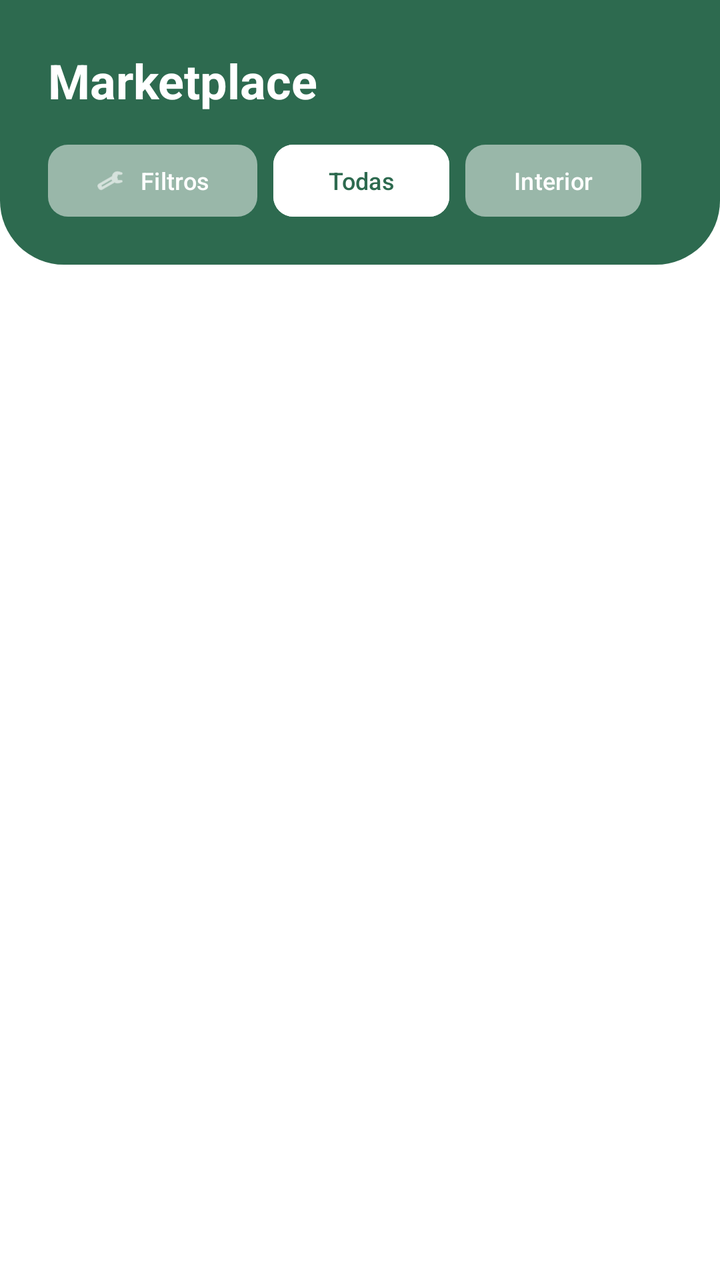
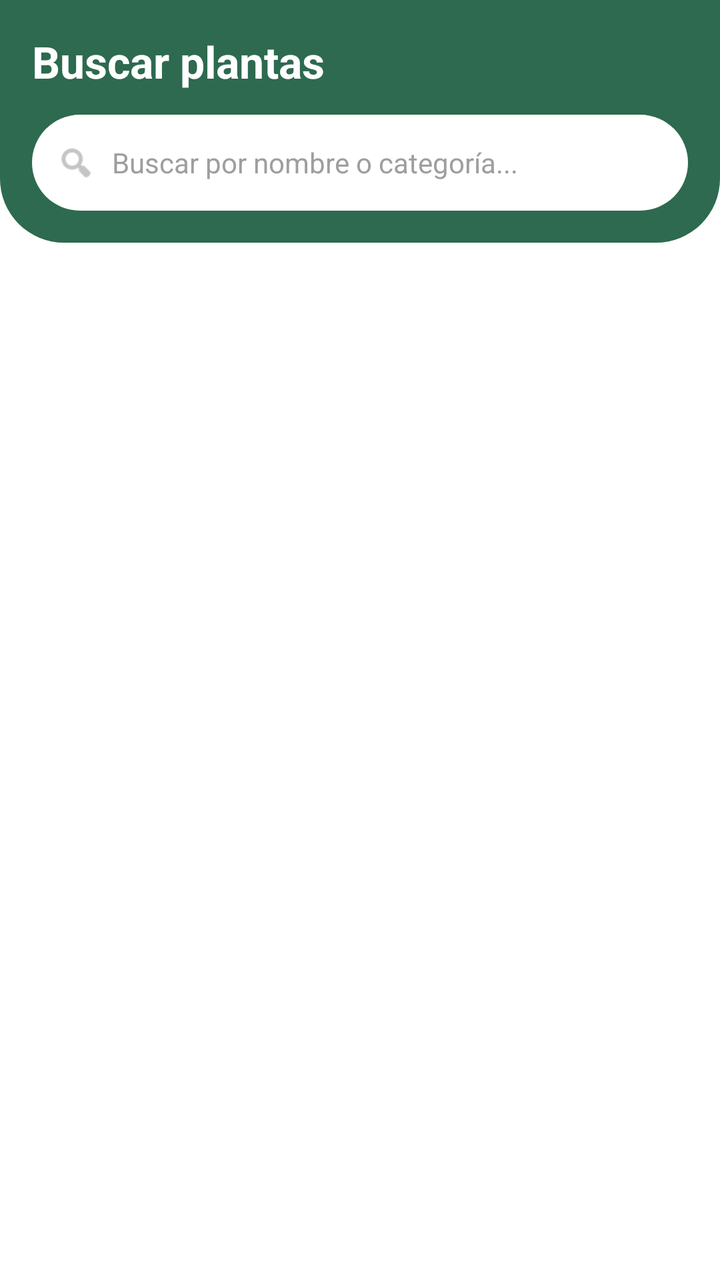

The first picture is an Android layout as it rendered before a commit; the second is the same layout after the commit. The layout source and the unified diff follow.
<!-- AndroidManifest.xml: application theme Theme.Plantifyapp -->
<!-- res/layout/fragment_search.xml -->
<?xml version="1.0" encoding="utf-8"?>
<androidx.constraintlayout.widget.ConstraintLayout xmlns:android="http://schemas.android.com/apk/res/android"
    xmlns:app="http://schemas.android.com/apk/res-auto"
    xmlns:tools="http://schemas.android.com/tools"
    android:layout_width="match_parent"
    android:layout_height="match_parent"
    android:background="@color/white">

    
    <LinearLayout
        android:id="@+id/headerSearch"
        android:layout_width="match_parent"
        android:layout_height="wrap_content"
        android:background="@drawable/bg_header"
        android:orientation="vertical"
        android:padding="24dp"
        app:layout_constraintTop_toTopOf="parent">

        <TextView
            android:layout_width="wrap_content"
            android:layout_height="wrap_content"
            android:text="Marketplace"
            android:textColor="@color/white"
            android:textSize="24sp"
            android:textStyle="bold" />

        <HorizontalScrollView
            android:layout_width="match_parent"
            android:layout_height="wrap_content"
            android:layout_marginTop="16dp"
            android:scrollbars="none">

            <LinearLayout
                android:layout_width="wrap_content"
                android:layout_height="wrap_content"
                android:orientation="horizontal">

                <Button
                    android:layout_width="wrap_content"
                    android:layout_height="36dp"
                    android:layout_marginEnd="8dp"
                    android:backgroundTint="#4DFFFFFF"
                    android:insetTop="0dp"
                    android:insetBottom="0dp"
                    android:text="Filtros"
                    android:textAllCaps="false"
                    android:textSize="12sp"
                    app:cornerRadius="10dp"
                    app:icon="@android:drawable/ic_menu_manage"
                    app:iconSize="14dp" />

                <Button
                    android:layout_width="wrap_content"
                    android:layout_height="36dp"
                    android:layout_marginEnd="8dp"
                    android:backgroundTint="@color/white"
                    android:insetTop="0dp"
                    android:insetBottom="0dp"
                    android:text="Todas"
                    android:textAllCaps="false"
                    android:textColor="@color/green_primary"
                    android:textSize="12sp"
                    app:cornerRadius="10dp" />

                <Button
                    android:layout_width="wrap_content"
                    android:layout_height="36dp"
                    android:layout_marginEnd="8dp"
                    android:backgroundTint="#4DFFFFFF"
                    android:insetTop="0dp"
                    android:insetBottom="0dp"
                    android:text="Interior"
                    android:textAllCaps="false"
                    android:textSize="12sp"
                    app:cornerRadius="10dp" />
            </LinearLayout>
        </HorizontalScrollView>
    </LinearLayout>

    <androidx.recyclerview.widget.RecyclerView
        android:id="@+id/rvMarketplace"
        android:layout_width="match_parent"
        android:layout_height="0dp"
        android:clipToPadding="false"
        android:padding="8dp"
        app:layoutManager="androidx.recyclerview.widget.GridLayoutManager"
        app:spanCount="2"
        app:layout_constraintBottom_toBottomOf="parent"
        app:layout_constraintTop_toBottomOf="@id/headerSearch"
        tools:listitem="@layout/item_plant_card" />

</androidx.constraintlayout.widget.ConstraintLayout>
<!-- res/layout/item_plant_card.xml (included above) -->
<?xml version="1.0" encoding="utf-8"?>
<androidx.cardview.widget.CardView xmlns:android="http://schemas.android.com/apk/res/android"
    xmlns:app="http://schemas.android.com/apk/res-auto"
    android:layout_width="160dp"
    android:layout_height="wrap_content"
    android:layout_margin="8dp"
    app:cardCornerRadius="20dp"
    app:cardElevation="2dp">

    <LinearLayout
        android:layout_width="match_parent"
        android:layout_height="wrap_content"
        android:orientation="vertical">

        <RelativeLayout
            android:layout_width="match_parent"
            android:layout_height="140dp">

            <ImageView
                android:id="@+id/ivPlantImage"
                android:layout_width="match_parent"
                android:layout_height="match_parent"
                android:scaleType="centerCrop"
                android:src="@android:drawable/ic_menu_gallery" />

            <TextView
                android:id="@+id/tvPrice"
                android:layout_width="wrap_content"
                android:layout_height="wrap_content"
                android:layout_alignParentEnd="true"
                android:layout_margin="10dp"
                android:background="@drawable/bg_search_bar"
                android:paddingHorizontal="8dp"
                android:paddingVertical="4dp"
                android:text="$25.00"
                android:textColor="@color/text_primary"
                android:textSize="12sp"
                android:textStyle="bold" />
        </RelativeLayout>

        <LinearLayout
            android:layout_width="match_parent"
            android:layout_height="wrap_content"
            android:orientation="vertical"
            android:padding="12dp">

            <TextView
                android:id="@+id/tvPlantName"
                android:layout_width="match_parent"
                android:layout_height="wrap_content"
                android:text="Nombre Planta"
                android:textColor="@color/text_primary"
                android:textSize="14sp"
                android:textStyle="bold" />

            <TextView
                android:id="@+id/tvPlantScientific"
                android:layout_width="match_parent"
                android:layout_height="wrap_content"
                android:text="Scientific name"
                android:textColor="@color/gray_medium"
                android:textSize="11sp"
                android:fontStyle="italic" />

            <LinearLayout
                android:layout_width="match_parent"
                android:layout_height="wrap_content"
                android:layout_marginTop="4dp"
                android:gravity="center_vertical"
                android:orientation="horizontal">

                <ImageView
                    android:layout_width="12dp"
                    android:layout_height="12dp"
                    android:src="@android:drawable/btn_star_big_on"
                    app:tint="@color/orange_accent" />

                <TextView
                    android:id="@+id/tvRating"
                    android:layout_width="wrap_content"
                    android:layout_height="wrap_content"
                    android:layout_marginStart="4dp"
                    android:text="4.8"
                    android:textColor="@color/text_primary"
                    android:textSize="12sp"
                    android:textStyle="bold" />

                <TextView
                    android:id="@+id/tvReviews"
                    android:layout_width="wrap_content"
                    android:layout_height="wrap_content"
                    android:layout_marginStart="4dp"
                    android:text="(124)"
                    android:textColor="@color/gray_medium"
                    android:textSize="11sp" />
            </LinearLayout>

            <Button
                android:id="@+id/btnAddToCart"
                android:layout_width="match_parent"
                android:layout_height="36dp"
                android:layout_marginTop="8dp"
                android:backgroundTint="@color/green_primary"
                android:insetTop="0dp"
                android:insetBottom="0dp"
                android:text="Añadir"
                android:textAllCaps="false"
                android:textSize="12sp"
                app:cornerRadius="10dp" />
        </LinearLayout>
    </LinearLayout>
</androidx.cardview.widget.CardView>
<!-- resources referenced by this layout -->
<resources>
  <color name="gray_medium">#9E9E9E</color>
  <color name="green_primary">#2D6A4F</color>
  <color name="orange_accent">#FFB703</color>
  <color name="text_primary">#1B4332</color>
  <color name="white">#FFFFFFFF</color>
  <!-- drawable bg_header (drawable) -->
  <?xml version="1.0" encoding="utf-8"?>
  <shape xmlns:android="http://schemas.android.com/apk/res/android">
      <solid android:color="@color/green_primary" />
      <corners
          android:bottomLeftRadius="32dp"
          android:bottomRightRadius="32dp" />
  </shape>
  <!-- drawable bg_search_bar (drawable) -->
  <?xml version="1.0" encoding="utf-8"?>
  <shape xmlns:android="http://schemas.android.com/apk/res/android">
      <solid android:color="@color/white" />
      <corners android:radius="25dp" />
  </shape>
  <style name="Theme.Plantifyapp" parent="Base.Theme.Plantifyapp" />
  <style name="Base.Theme.Plantifyapp" parent="Theme.Material3.DayNight.NoActionBar">
          
          
      </style>
</resources>

<!-- the commit's change to res/layout/fragment_search.xml (unified diff, before → after) -->
@@ -1,205 +1,117 @@
 <?xml version="1.0" encoding="utf-8"?>
-<androidx.constraintlayout.widget.ConstraintLayout xmlns:android="http://schemas.android.com/apk/res/android"
+<LinearLayout
+    xmlns:android="http://schemas.android.com/apk/res/android"
     xmlns:app="http://schemas.android.com/apk/res-auto"
-    xmlns:tools="http://schemas.android.com/tools"
     android:layout_width="match_parent"
     android:layout_height="match_parent"
+    android:orientation="vertical"
     android:background="@color/white">
 
     
     <LinearLayout
-        android:id="@+id/headerSearch"
         android:layout_width="match_parent"
         android:layout_height="wrap_content"
         android:background="@drawable/bg_header"
         android:orientation="vertical"
-        android:padding="24dp"
-        app:layout_constraintTop_toTopOf="parent">
+        android:padding="16dp">
 
         <TextView
             android:layout_width="wrap_content"
             android:layout_height="wrap_content"
-            android:text="Marketplace"
+            android:text="Buscar plantas"
             android:textColor="@color/white"
-            android:textSize="24sp"
-            android:textStyle="bold" />
+            android:textSize="22sp"
+            android:textStyle="bold"
+            android:layout_marginBottom="12dp"/>
 
-        <HorizontalScrollView
+        
+        <LinearLayout
             android:layout_width="match_parent"
-            android:layout_height="wrap_content"
-            android:layout_marginTop="16dp"
-            android:scrollbars="none">
+            android:layout_height="48dp"
+            android:background="@drawable/bg_search_bar"
+            android:gravity="center_vertical"
+            android:paddingHorizontal="12dp"
+            android:orientation="horizontal">
 
-            <LinearLayout
-                android:layout_width="wrap_content"
-                android:layout_height="wrap_content"
-                android:orientation="horizontal">
+            <ImageView
+                android:layout_width="20dp"
+                android:layout_height="20dp"
+                android:src="@android:drawable/ic_menu_search"
+                app:tint="@color/gray_medium"/>
 
-                <Button
-                    android:layout_width="wrap_content"
-                    android:layout_height="36dp"
-                    android:layout_marginEnd="8dp"
-                    android:backgroundTint="#4DFFFFFF"
-                    android:insetTop="0dp"
-                    android:insetBottom="0dp"
-                    android:text="Filtros"
-                    android:textAllCaps="false"
-                    android:textSize="12sp"
-                    app:cornerRadius="10dp"
-                    app:icon="@android:drawable/ic_menu_manage"
-                    app:iconSize="14dp" />
-
-                <Button
-                    android:layout_width="wrap_content"
-                    android:layout_height="36dp"
-                    android:layout_marginEnd="8dp"
-                    android:backgroundTint="@color/white"
-                    android:insetTop="0dp"
-                    android:insetBottom="0dp"
-                    android:text="Todas"
-                    android:textAllCaps="false"
-                    android:textColor="@color/green_primary"
-                    android:textSize="12sp"
-                    app:cornerRadius="10dp" />
-
-                <Button
-                    android:layout_width="wrap_content"
-                    android:layout_height="36dp"
-                    android:layout_marginEnd="8dp"
-                    android:backgroundTint="#4DFFFFFF"
-                    android:insetTop="0dp"
-                    android:insetBottom="0dp"
-                    android:text="Interior"
-                    android:textAllCaps="false"
-                    android:textSize="12sp"
-                    app:cornerRadius="10dp" />
-            </LinearLayout>
-        </HorizontalScrollView>
+            <EditText
+                android:id="@+id/etSearchReal"
+                android:layout_width="0dp"
+                android:layout_height="match_parent"
+                android:layout_weight="1"
+                android:layout_marginStart="8dp"
+                android:background="@null"
+                android:hint="Buscar por nombre o categoría..."
+                android:textColorHint="@color/gray_medium"
+                android:textColor="@color/text_primary"
+                android:textSize="14sp"
+                android:inputType="text"
+                android:maxLines="1"
+                android:imeOptions="actionSearch"
+                android:singleLine="true"/>
+        </LinearLayout>
     </LinearLayout>
 
+    
+    <androidx.recyclerview.widget.RecyclerView
+        android:id="@+id/rvSearchCategories"
+        android:layout_width="match_parent"
+        android:layout_height="wrap_content"
+        android:clipToPadding="false"
+        android:paddingHorizontal="12dp"
+        android:paddingVertical="10dp"
+        android:orientation="horizontal"
+        app:layoutManager="androidx.recyclerview.widget.LinearLayoutManager"/>
+
+    
+    <TextView
+        android:id="@+id/tvResultCount"
+        android:layout_width="wrap_content"
+        android:layout_height="wrap_content"
+        android:layout_marginStart="16dp"
+        android:layout_marginBottom="4dp"
+        android:text=""
+        android:textColor="@color/gray_medium"
+        android:textSize="13sp"
+        android:visibility="gone"/>
+
+    
+    <ProgressBar
+        android:id="@+id/progressBarSearch"
+        android:layout_width="wrap_content"
+        android:layout_height="wrap_content"
+        android:layout_gravity="center"
+        android:layout_marginTop="32dp"
+        android:indeterminateTint="@color/green_primary"
+        android:visibility="gone"/>
+
+    
+    <TextView
+        android:id="@+id/tvEmptySearch"
+        android:layout_width="match_parent"
+        android:layout_height="wrap_content"
+        android:gravity="center"
+        android:layout_marginTop="48dp"
+        android:text="No encontramos plantas 🌵\nIntenta con otro término"
+        android:textColor="@color/gray_medium"
+        android:textSize="15sp"
+        android:lineSpacingExtra="4dp"
+        android:visibility="gone"/>
+
+    
     <androidx.recyclerview.widget.RecyclerView
         android:id="@+id/rvMarketplace"
         android:layout_width="match_parent"
         android:layout_height="0dp"
+        android:layout_weight="1"
+        android:padding="8dp"
         android:clipToPadding="false"
-        android:padding="8dp"
         app:layoutManager="androidx.recyclerview.widget.GridLayoutManager"
-        app:spanCount="2"
-        app:layout_constraintBottom_toBottomOf="parent"
-        app:layout_constraintTop_toBottomOf="@id/headerSearch"
-        tools:listitem="@layout/item_plant_card" />
+        app:spanCount="2"/>
 
-</androidx.constraintlayout.widget.ConstraintLayout>
-<!-- res/layout/item_plant_card.xml (included above) -->
-<?xml version="1.0" encoding="utf-8"?>
-<androidx.cardview.widget.CardView xmlns:android="http://schemas.android.com/apk/res/android"
-    xmlns:app="http://schemas.android.com/apk/res-auto"
-    android:layout_width="160dp"
-    android:layout_height="wrap_content"
-    android:layout_margin="8dp"
-    app:cardCornerRadius="20dp"
-    app:cardElevation="2dp">
-
-    <LinearLayout
-        android:layout_width="match_parent"
-        android:layout_height="wrap_content"
-        android:orientation="vertical">
-
-        <RelativeLayout
-            android:layout_width="match_parent"
-            android:layout_height="140dp">
-
-            <ImageView
-                android:id="@+id/ivPlantImage"
-                android:layout_width="match_parent"
-                android:layout_height="match_parent"
-                android:scaleType="centerCrop"
-                android:src="@android:drawable/ic_menu_gallery" />
-
-            <TextView
-                android:id="@+id/tvPrice"
-                android:layout_width="wrap_content"
-                android:layout_height="wrap_content"
-                android:layout_alignParentEnd="true"
-                android:layout_margin="10dp"
-                android:background="@drawable/bg_search_bar"
-                android:paddingHorizontal="8dp"
-                android:paddingVertical="4dp"
-                android:text="$25.00"
-                android:textColor="@color/text_primary"
-                android:textSize="12sp"
-                android:textStyle="bold" />
-        </RelativeLayout>
-
-        <LinearLayout
-            android:layout_width="match_parent"
-            android:layout_height="wrap_content"
-            android:orientation="vertical"
-            android:padding="12dp">
-
-            <TextView
-                android:id="@+id/tvPlantName"
-                android:layout_width="match_parent"
-                android:layout_height="wrap_content"
-                android:text="Nombre Planta"
-                android:textColor="@color/text_primary"
-                android:textSize="14sp"
-                android:textStyle="bold" />
-
-            <TextView
-                android:id="@+id/tvPlantScientific"
-                android:layout_width="match_parent"
-                android:layout_height="wrap_content"
-                android:text="Scientific name"
-                android:textColor="@color/gray_medium"
-                android:textSize="11sp"
-                android:fontStyle="italic" />
-
-            <LinearLayout
-                android:layout_width="match_parent"
-                android:layout_height="wrap_content"
-                android:layout_marginTop="4dp"
-                android:gravity="center_vertical"
-                android:orientation="horizontal">
-
-                <ImageView
-                    android:layout_width="12dp"
-                    android:layout_height="12dp"
-                    android:src="@android:drawable/btn_star_big_on"
-                    app:tint="@color/orange_accent" />
-
-                <TextView
-                    android:id="@+id/tvRating"
-                    android:layout_width="wrap_content"
-                    android:layout_height="wrap_content"
-                    android:layout_marginStart="4dp"
-                    android:text="4.8"
-                    android:textColor="@color/text_primary"
-                    android:textSize="12sp"
-                    android:textStyle="bold" />
-
-                <TextView
-                    android:id="@+id/tvReviews"
-                    android:layout_width="wrap_content"
-                    android:layout_height="wrap_content"
-                    android:layout_marginStart="4dp"
-                    android:text="(124)"
-                    android:textColor="@color/gray_medium"
-                    android:textSize="11sp" />
-            </LinearLayout>
-
-            <Button
-                android:id="@+id/btnAddToCart"
-                android:layout_width="match_parent"
-                android:layout_height="36dp"
-                android:layout_marginTop="8dp"
-                android:backgroundTint="@color/green_primary"
-                android:insetTop="0dp"
-                android:insetBottom="0dp"
-                android:text="Añadir"
-                android:textAllCaps="false"
-                android:textSize="12sp"
-                app:cornerRadius="10dp" />
-        </LinearLayout>
-    </LinearLayout>
-</androidx.cardview.widget.CardView>
+</LinearLayout>
<!-- resource entries referenced after the edit -->
@@ -2,7 +2,6 @@
 <resources>
   <color name="gray_medium">#9E9E9E</color>
   <color name="green_primary">#2D6A4F</color>
-  <color name="orange_accent">#FFB703</color>
   <color name="text_primary">#1B4332</color>
   <color name="white">#FFFFFFFF</color>
   <!-- drawable bg_header (drawable) -->
